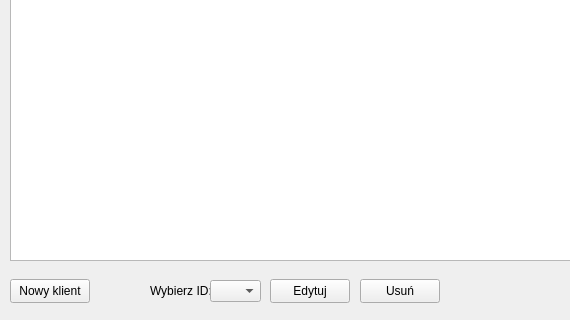
First picture: the form in clientswindow.ui, repository DzimiX/ProgramSprzedazowy, before the edit; both pictures show x 0 to 570 and y 90 to 410 of the 1000 by 410 pixel window.
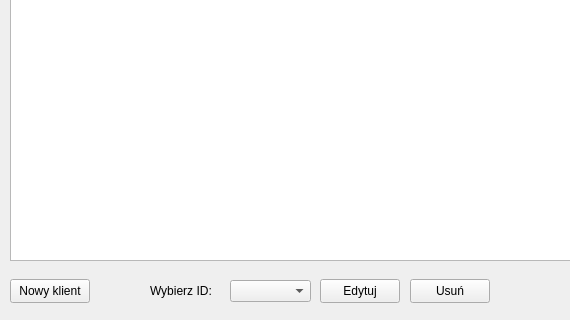
Second picture: the form after the edit.

Diff of the .ui file:
```diff
--- a/clientswindow.ui
+++ b/clientswindow.ui
@@ -18,7 +18,7 @@
     <rect>
      <x>150</x>
      <y>370</y>
-     <width>61</width>
+     <width>71</width>
      <height>21</height>
     </rect>
    </property>
@@ -98,7 +98,7 @@
   <widget class="QPushButton" name="button_removeSelected">
    <property name="geometry">
     <rect>
-     <x>360</x>
+     <x>410</x>
      <y>369</y>
      <width>80</width>
      <height>24</height>
@@ -111,7 +111,7 @@
   <widget class="QPushButton" name="button_editSelected">
    <property name="geometry">
     <rect>
-     <x>270</x>
+     <x>320</x>
      <y>369</y>
      <width>80</width>
      <height>24</height>
@@ -124,9 +124,9 @@
   <widget class="QComboBox" name="combo_select">
    <property name="geometry">
     <rect>
-     <x>210</x>
+     <x>230</x>
      <y>370</y>
-     <width>51</width>
+     <width>81</width>
      <height>22</height>
     </rect>
    </property>
```
